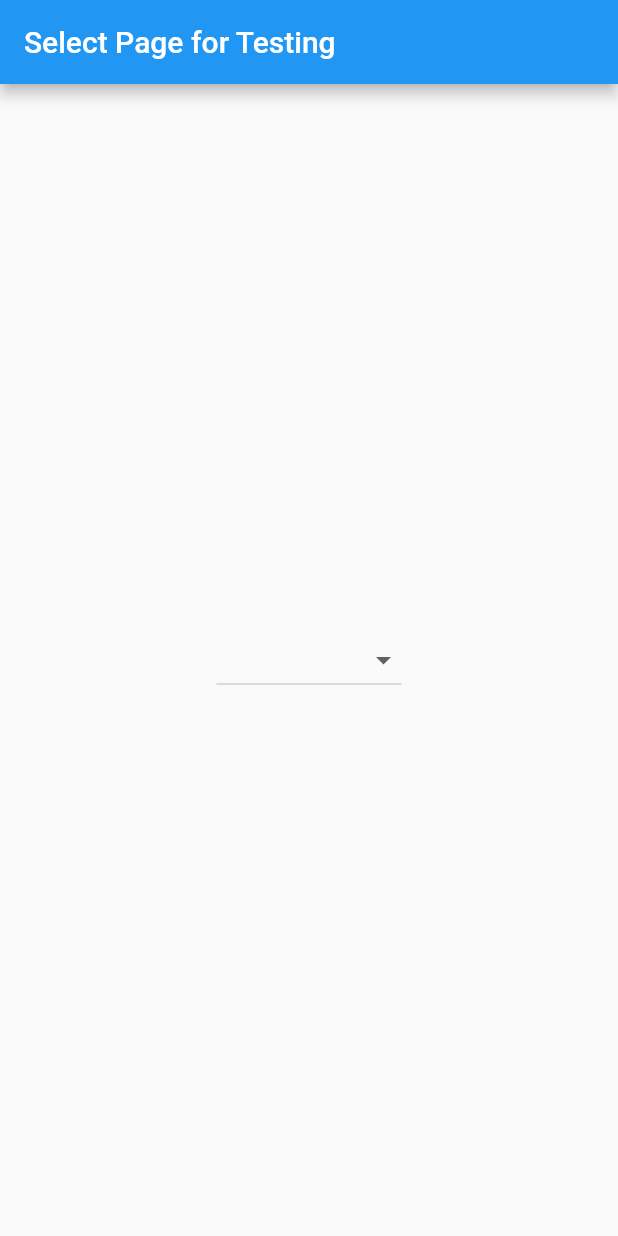
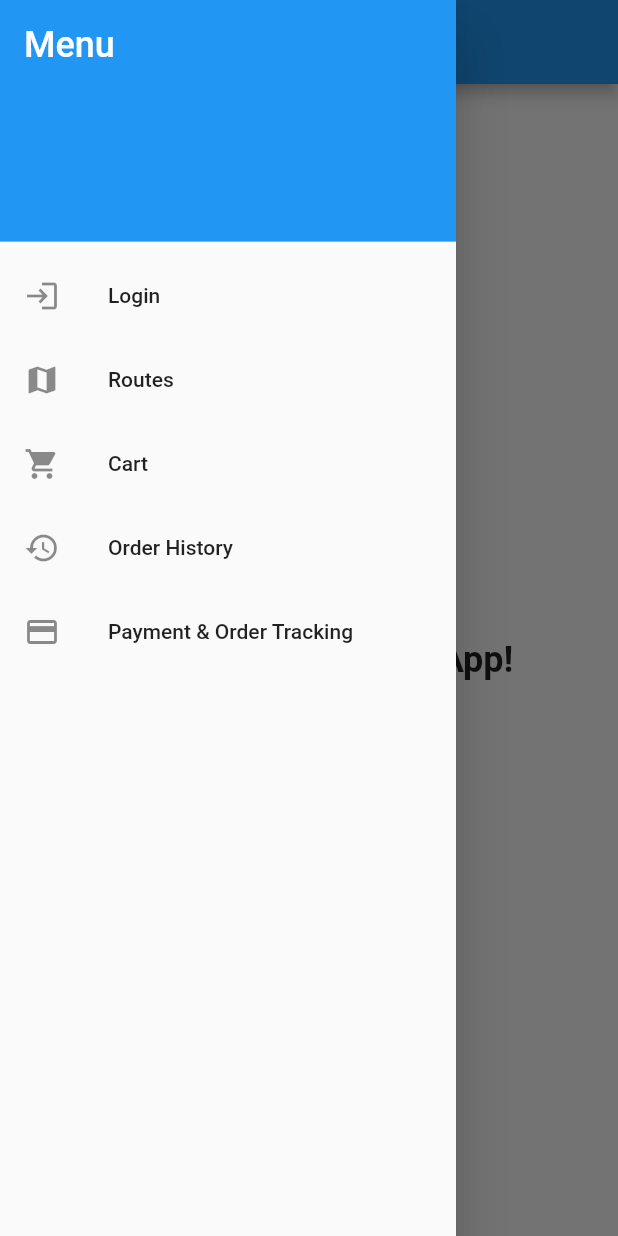
Before and after one commit to omagdy7/carpool, a Flutter app: the screen it shows after launch, with the side drawer open (before the commit the screen has no drawer), on a phone screen of 412 x 824 dp. Run offline on Flutter 3.47's test engine with Material 2 defaults, Android fonts, the phone set to English and light mode, and no system bars.

Commit message:
Added a simpler drawer for different routes

```diff
--- a/lib/main.dart
+++ b/lib/main.dart
@@ -2,6 +2,7 @@ import 'package:flutter/material.dart';
 import 'routes.dart';
 import 'login.dart';
 import 'cart.dart';
+import 'payement_order.dart';
 import 'order_history.dart';
 
 void main() {
@@ -22,13 +23,14 @@ class MyApp extends StatelessWidget {
         '/login': (context) => LoginPage(),
         '/routes': (context) => RoutesPage(),
         '/order_history': (context) => OrderHistoryPage(),
+        '/payment': (context) => PaymentOrderTrackingPage(),
         '/cart': (context) => CartPage(
                 selectedRide: Ride(
               name: 'Sample Ride',
               startLocation: 'Sample Start',
               endLocation: 'Sample End',
               time: 'Sample Time',
-            )), // Assuming a sample ride is passed to the CartPage for testing
+            )),
       },
     );
   }
@@ -39,28 +41,88 @@ class HomePage extends StatelessWidget {
   Widget build(BuildContext context) {
     return Scaffold(
       appBar: AppBar(
-        title: Text('Select Page for Testing'),
+        title: const Text('Home'),
       ),
-      body: Center(
-        child: DropdownButton<String>(
-          onChanged: (String? route) {
-            if (route != null) {
-              Navigator.pushNamed(context, route);
-            }
-          },
-          items: <String>[
-            '/login',
-            '/routes',
-            '/cart',
-            '/order_history',
-          ].map<DropdownMenuItem<String>>((String value) {
-            return DropdownMenuItem<String>(
-              value: value,
-              child: Text(value),
-            );
-          }).toList(),
+      drawer: Drawer(
+        child: ListView(
+          padding: EdgeInsets.zero,
+          children: <Widget>[
+            const DrawerHeader(
+              decoration: BoxDecoration(
+                color: Colors.blue,
+              ),
+              child: Text(
+                'Menu',
+                style: TextStyle(
+                  color: Colors.white,
+                  fontSize: 24,
+                ),
+              ),
+            ),
+            _buildDrawerItem(
+              icon: Icons.login,
+              text: 'Login',
+              onTap: () {
+                Navigator.pop(context);
+                Navigator.pushNamed(context, '/login');
+              },
+            ),
+            _buildDrawerItem(
+              icon: Icons.map,
+              text: 'Routes',
+              onTap: () {
+                Navigator.pop(context);
+                Navigator.pushNamed(context, '/routes');
+              },
+            ),
+            _buildDrawerItem(
+              icon: Icons.shopping_cart,
+              text: 'Cart',
+              onTap: () {
+                Navigator.pop(context);
+                Navigator.pushNamed(context, '/cart');
+              },
+            ),
+            _buildDrawerItem(
+              icon: Icons.history,
+              text: 'Order History',
+              onTap: () {
+                Navigator.pop(context);
+                Navigator.pushNamed(context, '/order_history');
+              },
+            ),
+            _buildDrawerItem(
+              icon: Icons.payment,
+              text: 'Payment & Order Tracking',
+              onTap: () {
+                Navigator.pop(context);
+                Navigator.pushNamed(context, '/payment');
+              },
+            ),
+          ],
+        ),
+      ),
+      body: const Center(
+        child: Text(
+          'Welcome to Carpool App!',
+          style: TextStyle(
+            fontSize: 24,
+            fontWeight: FontWeight.bold,
+          ),
         ),
       ),
     );
   }
+
+  Widget _buildDrawerItem({
+    required IconData icon,
+    required String text,
+    required VoidCallback onTap,
+  }) {
+    return ListTile(
+      leading: Icon(icon),
+      title: Text(text),
+      onTap: onTap,
+    );
+  }
 }
```
